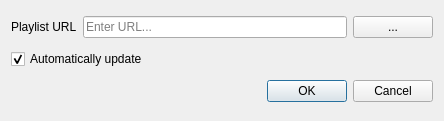
This is src/tomahawk/dialogs/LoadXSPFDialog.ui in tomahawk-player/tomahawk as Qt 5 draws it before an edit. The edited form follows.
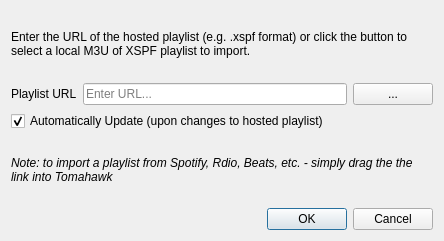
This is the edited form.

Commit message: Update XSPF importer text to be more helpful and clear

Diff of the .ui file:
```diff
--- a/src/tomahawk/dialogs/LoadXSPFDialog.ui
+++ b/src/tomahawk/dialogs/LoadXSPFDialog.ui
@@ -7,13 +7,23 @@
     <x>0</x>
     <y>0</y>
     <width>444</width>
-    <height>121</height>
+    <height>241</height>
    </rect>
   </property>
   <property name="windowTitle">
    <string>Load XSPF</string>
   </property>
   <layout class="QVBoxLayout" name="verticalLayout">
+   <item>
+    <widget class="QLabel" name="helperText">
+     <property name="text">
+      <string>Enter the URL of the hosted playlist (e.g. .xspf format) or click the button to select a local M3U of XSPF playlist to import.</string>
+     </property>
+     <property name="wordWrap">
+      <bool>true</bool>
+     </property>
+    </widget>
+   </item>
    <item>
     <layout class="QHBoxLayout" name="horizontalLayout">
      <item>
@@ -48,13 +58,28 @@
    <item>
     <widget class="QCheckBox" name="autoUpdate">
      <property name="text">
-      <string>Automatically update</string>
+      <string>Automatically Update (upon changes to hosted playlist)</string>
      </property>
      <property name="checked">
       <bool>true</bool>
      </property>
     </widget>
    </item>
+   <item>
+    <widget class="QLabel" name="label_2">
+     <property name="font">
+      <font>
+       <italic>true</italic>
+      </font>
+     </property>
+     <property name="text">
+      <string>Note: to import a playlist from Spotify, Rdio, Beats, etc. - simply drag the the link into Tomahawk</string>
+     </property>
+     <property name="wordWrap">
+      <bool>true</bool>
+     </property>
+    </widget>
+   </item>
    <item>
     <widget class="QDialogButtonBox" name="buttonBox">
      <property name="orientation">
```
The commit also changes 1 other file.
